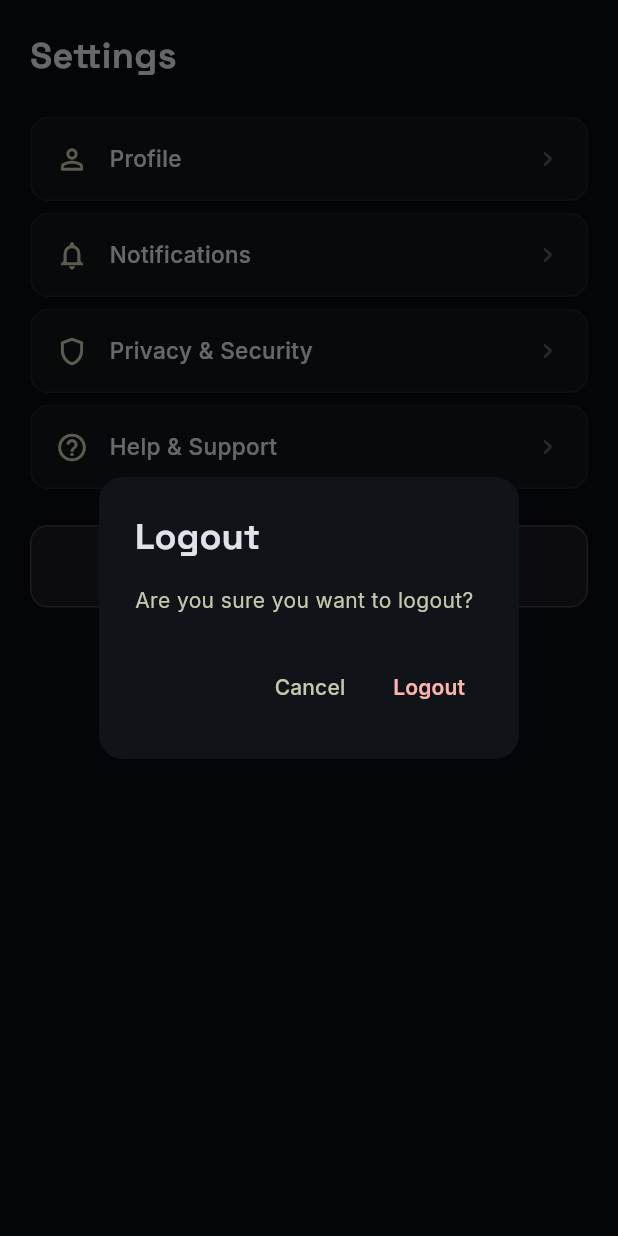
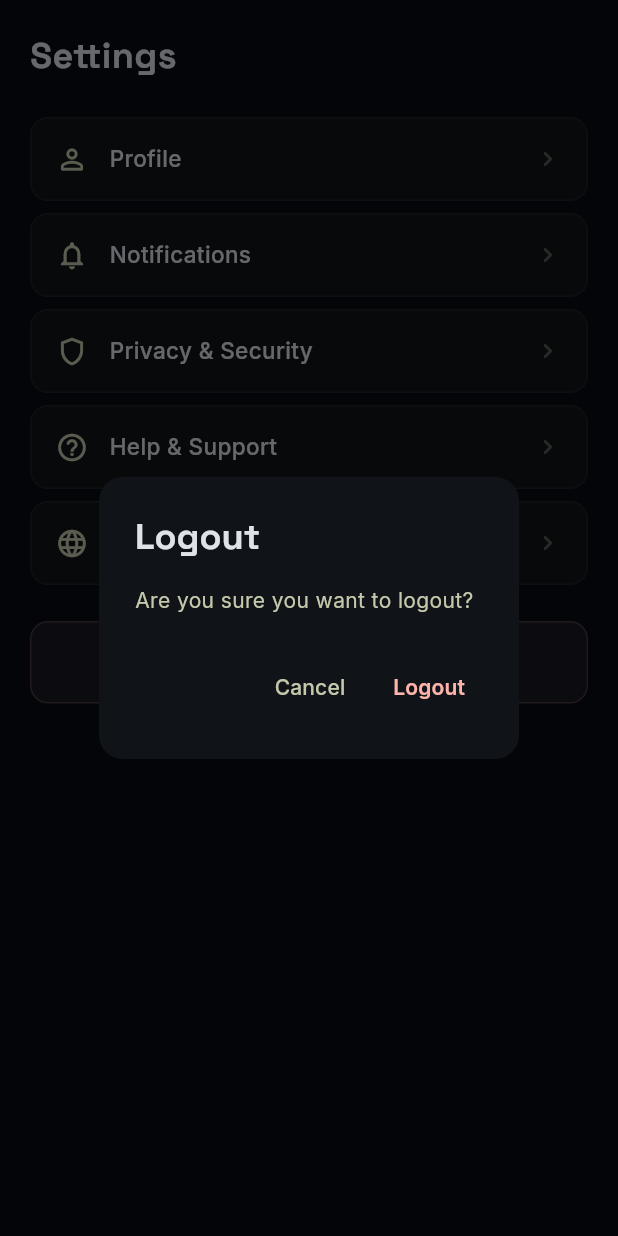
Before and after one commit to majbaranas/DomFix, a Flutter app: the SettingsScreen screen opened directly, after a tap on "Logout", on a phone screen of 412 x 824 dp. Run offline on Flutter 3.47's test engine with Material 3 defaults, Android fonts, the phone set to English and light mode, and no system bars; our stand-ins replace audioplayers, cloud_firestore, file_picker, firebase_auth, firebase_core, firebase_messaging and 12 more; missing offline and left inert: flutter_sound; accounts and stored records are empty.

Commit message:
Add multi-language support (Arabic & French)

```diff
--- a/lib/screens/settings_screen.dart
+++ b/lib/screens/settings_screen.dart
@@ -4,6 +4,8 @@ import '../theme/app_colors.dart';
 import '../services/auth_service.dart';
 import '../services/local_storage_service.dart';
 import '../services/firebase_navigation_service.dart';
+import '../services/localization_service.dart';
+import '../main.dart';
 
 class SettingsScreen extends StatefulWidget {
   const SettingsScreen({super.key});
@@ -13,6 +15,7 @@ class SettingsScreen extends StatefulWidget {
 
 class _SettingsScreenState extends State<SettingsScreen> with AutomaticKeepAliveClientMixin {
   final _authService = AuthService();
+
   @override
   bool get wantKeepAlive => true;
 
@@ -22,11 +25,32 @@ class _SettingsScreenState extends State<SettingsScreen> with AutomaticKeepAlive
       builder: (context) => AlertDialog(
         backgroundColor: AppColors.surface,
         shape: RoundedRectangleBorder(borderRadius: BorderRadius.circular(16)),
-        title: Text('Logout', style: GoogleFonts.spaceGrotesk(color: AppColors.onSurface, fontWeight: FontWeight.w700)),
-        content: Text('Are you sure you want to logout?', style: GoogleFonts.inter(color: AppColors.onSurfaceVariant)),
+        title: Text(
+          context.translate('logout_confirm_title'),
+          style: GoogleFonts.spaceGrotesk(
+            color: AppColors.onSurface,
+            fontWeight: FontWeight.w700,
+          ),
+        ),
+        content: Text(
+          context.translate('logout_confirm_content'),
+          style: GoogleFonts.inter(color: AppColors.onSurfaceVariant),
+        ),
         actions: [
-          TextButton(onPressed: () => Navigator.pop(context, false), child: Text('Cancel', style: GoogleFonts.inter(color: AppColors.onSurfaceVariant))),
-          TextButton(onPressed: () => Navigator.pop(context, true), child: Text('Logout', style: GoogleFonts.inter(color: AppColors.error, fontWeight: FontWeight.w600))),
+          TextButton(
+            onPressed: () => Navigator.pop(context, false),
+            child: Text(
+              context.translate('cancel'),
+              style: GoogleFonts.inter(color: AppColors.onSurfaceVariant),
+            ),
+          ),
+          TextButton(
+            onPressed: () => Navigator.pop(context, true),
+            child: Text(
+              context.translate('logout'),
+              style: GoogleFonts.inter(color: AppColors.error, fontWeight: FontWeight.w600),
+            ),
+          ),
         ],
       ),
     );
@@ -35,6 +59,68 @@ class _SettingsScreenState extends State<SettingsScreen> with AutomaticKeepAlive
       await LocalStorageService.clearAll();
       if (mounted) await NavigationService.logout(context);
     }
+  }
+
+  void _showLanguagePicker() {
+    showModalBottomSheet(
+      context: context,
+      backgroundColor: AppColors.surface,
+      shape: const RoundedRectangleBorder(
+        borderRadius: BorderRadius.vertical(top: Radius.circular(20)),
+      ),
+      builder: (context) {
+        return SafeArea(
+          child: Padding(
+            padding: const EdgeInsets.symmetric(vertical: 20, horizontal: 16),
+            child: Column(
+              mainAxisSize: MainAxisSize.min,
+              crossAxisAlignment: CrossAxisAlignment.start,
+              children: [
+                Padding(
+                  padding: const EdgeInsets.only(left: 8, bottom: 16, right: 8),
+                  child: Text(
+                    context.translate('select_language'),
+                    style: GoogleFonts.spaceGrotesk(
+                      fontSize: 18,
+                      fontWeight: FontWeight.w700,
+                      color: AppColors.onSurface,
+                    ),
+                  ),
+                ),
+                _languageOption('en', context.translate('english')),
+                _languageOption('fr', context.translate('french')),
+                _languageOption('ar', context.translate('arabic')),
+              ],
+            ),
+          ),
+        );
+      },
+    );
+  }
+
+  Widget _languageOption(String code, String name) {
+    final currentLocale = Localizations.localeOf(context);
+    final isSelected = currentLocale.languageCode == code;
+
+    return ListTile(
+      title: Text(
+        name,
+        style: GoogleFonts.inter(
+          color: isSelected ? AppColors.neonAccent : AppColors.onSurface,
+          fontWeight: isSelected ? FontWeight.w700 : FontWeight.w500,
+        ),
+      ),
+      trailing: isSelected
+          ? Icon(Icons.check_circle_rounded, color: AppColors.neonAccent)
+          : null,
+      onTap: () async {
+        await LocalStorageService.setLanguageCode(code);
+        if (mounted) {
+          MyApp.setLocale(context, Locale(code));
+          Navigator.pop(context);
+        }
+      },
+    );
   }
 
   @override
@@ -48,12 +134,20 @@ class _SettingsScreenState extends State<SettingsScreen> with AutomaticKeepAlive
           child: Column(
             crossAxisAlignment: CrossAxisAlignment.start,
             children: [
-              Text('Settings', style: GoogleFonts.spaceGrotesk(fontSize: 24, fontWeight: FontWeight.w700, color: AppColors.onSurface)),
+              Text(
+                context.translate('settings'),
+                style: GoogleFonts.spaceGrotesk(
+                  fontSize: 24,
+                  fontWeight: FontWeight.w700,
+                  color: AppColors.onSurface,
+                ),
+              ),
               const SizedBox(height: 24),
-              _settingItem(Icons.person_outline_rounded, 'Profile', () {}),
-              _settingItem(Icons.notifications_outlined, 'Notifications', () {}),
-              _settingItem(Icons.shield_outlined, 'Privacy & Security', () {}),
-              _settingItem(Icons.help_outline_rounded, 'Help & Support', () {}),
+              _settingItem(Icons.person_outline_rounded, context.translate('profile'), () {}),
+              _settingItem(Icons.notifications_outlined, context.translate('notifications'), () {}),
+              _settingItem(Icons.shield_outlined, context.translate('privacy_security'), () {}),
+              _settingItem(Icons.help_outline_rounded, context.translate('help_support'), () {}),
+              _settingItem(Icons.language_rounded, context.translate('language'), _showLanguagePicker),
               const SizedBox(height: 16),
               _logoutButton(),
             ],
@@ -69,13 +163,32 @@ class _SettingsScreenState extends State<SettingsScreen> with AutomaticKeepAlive
       child: Container(
         margin: const EdgeInsets.only(bottom: 8),
         padding: const EdgeInsets.all(16),
-        decoration: BoxDecoration(color: AppColors.surface, borderRadius: BorderRadius.circular(12), border: Border.all(color: AppColors.divider)),
-        child: Row(children: [
-          Icon(icon, color: AppColors.onSurfaceVariant, size: 22),
-          const SizedBox(width: 14),
-          Expanded(child: Text(title, style: GoogleFonts.inter(fontSize: 15, fontWeight: FontWeight.w500, color: AppColors.onSurface))),
-          Icon(Icons.chevron_right_rounded, color: AppColors.onSurfaceVariant.withValues(alpha: 0.4), size: 20),
-        ]),
+        decoration: BoxDecoration(
+          color: AppColors.surface,
+          borderRadius: BorderRadius.circular(12),
+          border: Border.all(color: AppColors.divider),
+        ),
+        child: Row(
+          children: [
+            Icon(icon, color: AppColors.onSurfaceVariant, size: 22),
+            const SizedBox(width: 14),
+            Expanded(
+              child: Text(
+                title,
+                style: GoogleFonts.inter(
+                  fontSize: 15,
+                  fontWeight: FontWeight.w500,
+                  color: AppColors.onSurface,
+                ),
+              ),
+            ),
+            Icon(
+              Icons.chevron_right_rounded,
+              color: AppColors.onSurfaceVariant.withValues(alpha: 0.4),
+              size: 20,
+            ),
+          ],
+        ),
       ),
     );
   }
@@ -86,13 +199,22 @@ class _SettingsScreenState extends State<SettingsScreen> with AutomaticKeepAlive
       child: Container(
         width: double.infinity,
         padding: const EdgeInsets.symmetric(vertical: 16),
-        decoration: BoxDecoration(color: AppColors.error.withValues(alpha: 0.08), borderRadius: BorderRadius.circular(12),
-          border: Border.all(color: AppColors.error.withValues(alpha: 0.2))),
-        child: Row(mainAxisAlignment: MainAxisAlignment.center, children: [
-          Icon(Icons.logout_rounded, color: AppColors.error, size: 20),
-          const SizedBox(width: 10),
-          Text('Logout', style: GoogleFonts.inter(fontSize: 15, fontWeight: FontWeight.w600, color: AppColors.error)),
-        ]),
+        decoration: BoxDecoration(
+          color: AppColors.error.withValues(alpha: 0.08),
+          borderRadius: BorderRadius.circular(12),
+          border: Border.all(color: AppColors.error.withValues(alpha: 0.2)),
+        ),
+        child: Row(
+          mainAxisAlignment: MainAxisAlignment.center,
+          children: [
+            Icon(Icons.logout_rounded, color: AppColors.error, size: 20),
+            const SizedBox(width: 10),
+            Text(
+              context.translate('logout'),
+              style: GoogleFonts.inter(fontSize: 15, fontWeight: FontWeight.w600, color: AppColors.error),
+            ),
+          ],
+        ),
       ),
     );
   }
--- /dev/null
+++ b/lib/services/localization_service.dart
@@ -0,0 +1,173 @@
+import 'package:flutter/material.dart';
+
+class AppLocalizations {
+  final Locale locale;
+
+  AppLocalizations(this.locale);
+
+  static AppLocalizations? of(BuildContext context) {
+    return Localizations.of<AppLocalizations>(context, AppLocalizations);
+  }
+
+  static const LocalizationsDelegate<AppLocalizations> delegate =
+      _AppLocalizationsDelegate();
+
+  static final Map<String, Map<String, String>> _localizedValues = {
+    'en': {
+      'settings': 'Settings',
+      'profile': 'Profile',
+      'notifications': 'Notifications',
+      'privacy_security': 'Privacy & Security',
+      'help_support': 'Help & Support',
+      'logout': 'Logout',
+      'cancel': 'Cancel',
+      'logout_confirm_title': 'Logout',
+      'logout_confirm_content': 'Are you sure you want to logout?',
+      'language': 'Language',
+      'select_language': 'Select Language',
+      'english': 'English',
+      'french': 'Français',
+      'arabic': 'العربية',
+      // Booking & Dashboard
+      'active_job': 'Active job',
+      'new_requests': 'New requests',
+      'weekly_earnings': 'Weekly earnings',
+      'online_status': 'Online Status',
+      'accept': 'Accept',
+      'decline': 'Decline',
+      'start_job': 'Start job',
+      'complete_job': 'Complete job',
+      'on_the_way': 'On the way',
+      'arrived': 'Arrived',
+      // Bookings flow
+      'book_now': 'Book Now',
+      'select_service': 'Select Service',
+      'select_date_time': 'Select Date & Time',
+      'problem_description': 'Problem Description',
+      'attach_photos': 'Attach Photos',
+      'priority': 'Priority Selection',
+      'estimation': 'Estimation',
+      'review': 'Review',
+      'confirmation': 'Confirmation',
+      // Common
+      'email': 'Email',
+      'password': 'Password',
+      'login': 'Log In',
+      'register': 'Register',
+      'welcome': 'Welcome',
+    },
+    'fr': {
+      'settings': 'Paramètres',
+      'profile': 'Profil',
+      'notifications': 'Notifications',
+      'privacy_security': 'Confidentialité et Sécurité',
+      'help_support': 'Aide et Support',
+      'logout': 'Déconnexion',
+      'cancel': 'Annuler',
+      'logout_confirm_title': 'Déconnexion',
+      'logout_confirm_content': 'Êtes-vous sûr de vouloir vous déconnecter ?',
+      'language': 'Langue',
+      'select_language': 'Choisir la langue',
+      'english': 'English',
+      'french': 'Français',
+      'arabic': 'العربية',
+      // Booking & Dashboard
+      'active_job': 'Travail actif',
+      'new_requests': 'Nouvelles demandes',
+      'weekly_earnings': 'Revenus hebdomadaires',
+      'online_status': 'Statut en ligne',
+      'accept': 'Accepter',
+      'decline': 'Décliner',
+      'start_job': 'Démarrer le travail',
+      'complete_job': 'Terminer le travail',
+      'on_the_way': 'En chemin',
+      'arrived': 'Arrivé',
+      // Bookings flow
+      'book_now': 'Réserver maintenant',
+      'select_service': 'Sélectionner le service',
+      'select_date_time': 'Sélectionner la date et l\'heure',
+      'problem_description': 'Description du problème',
+      'attach_photos': 'Joindre des photos',
+      'priority': 'Sélection de la priorité',
+      'estimation': 'Estimation',
+      'review': 'Révision',
+      'confirmation': 'Confirmation',
+      // Common
+      'email': 'E-mail',
+      'password': 'Mot de passe',
+      'login': 'Connexion',
+      'register': 'S\'inscrire',
+      'welcome': 'Bienvenue',
+    },
+    'ar': {
+      'settings': 'الإعدادات',
+      'profile': 'الملف الشخصي',
+      'notifications': 'الإشعارات',
+      'privacy_security': 'الخصوصية والأمان',
+      'help_support': 'المساعدة والدعم',
+      'logout': 'تسجيل الخروج',
+      'cancel': 'إلغاء',
+      'logout_confirm_title': 'تسجيل الخروج',
+      'logout_confirm_content': 'هل أنت متأكد أنك تريد تسجيل الخروج؟',
+      'language': 'اللغة',
+      'select_language': 'اختر اللغة',
+      'english': 'English',
+      'french': 'Français',
+      'arabic': 'العربية',
+      // Booking & Dashboard
+      'active_job': 'العمل الحالي',
+      'new_requests': 'طلبات جديدة',
+      'weekly_earnings': 'الأرباح الأسبوعية',
+      'online_status': 'حالة الاتصال',
+      'accept': 'قبول',
+      'decline': 'رفض',
+      'start_job': 'بدء العمل',
+      'complete_job': 'إكمال العمل',
+      'on_the_way': 'في الطريق',
+      'arrived': 'وصلت',
+      // Bookings flow
+      'book_now': 'احجز الآن',
+      'select_service': 'اختر الخدمة',
+      'select_date_time': 'اختر التاريخ والوقت',
+      'problem_description': 'وصف المشكلة',
+      'attach_photos': 'إرفاق صور',
+      'priority': 'تحديد الأهمية',
+      'estimation': 'التقدير التقديري',
+      'review': 'مراجعة الطلب',
+      'confirmation': 'تأكيد الحجز',
+      // Common
+      'email': 'البريد الإلكتروني',
+      'password': 'كلمة المرور',
+      'login': 'تسجيل الدخول',
+      'register': 'إنشاء حساب',
+      'welcome': 'مرحباً',
+    },
+  };
+
+  String translate(String key) {
+    return _localizedValues[locale.languageCode]?[key] ?? _localizedValues['en']?[key] ?? key;
+  }
+}
+
+class _AppLocalizationsDelegate extends LocalizationsDelegate<AppLocalizations> {
+  const _AppLocalizationsDelegate();
+
+  @override
+  bool isSupported(Locale locale) {
+    return ['en', 'fr', 'ar'].contains(locale.languageCode);
+  }
+
+  @override
+  Future<AppLocalizations> load(Locale locale) async {
+    return AppLocalizations(locale);
+  }
+
+  @override
+  bool shouldReload(LocalizationsDelegate<AppLocalizations> old) => false;
+}
+
+extension LocalizationExtension on BuildContext {
+  String translate(String key) {
+    return AppLocalizations.of(this)?.translate(key) ?? key;
+  }
+}
--- a/pubspec.yaml
+++ b/pubspec.yaml
@@ -9,6 +9,8 @@ environment:
 
 dependencies:
   flutter:
+    sdk: flutter
+  flutter_localizations:
     sdk: flutter
   cupertino_icons: ^1.0.8
   google_fonts: ^6.2.1
```
Also changed, not shown: lib/main.dart (+44 -0 lines), lib/services/local_storage_service.dart (+13 -0 lines), pubspec.lock.
